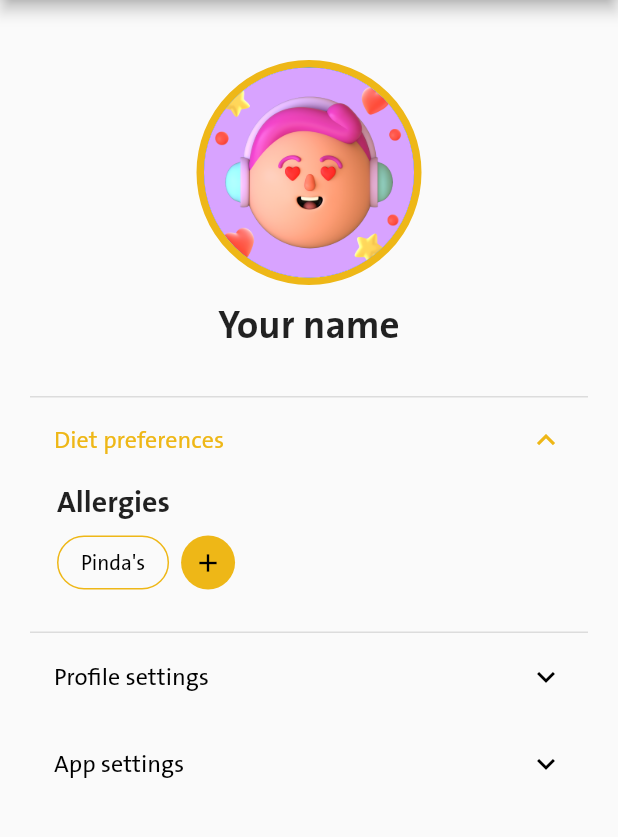
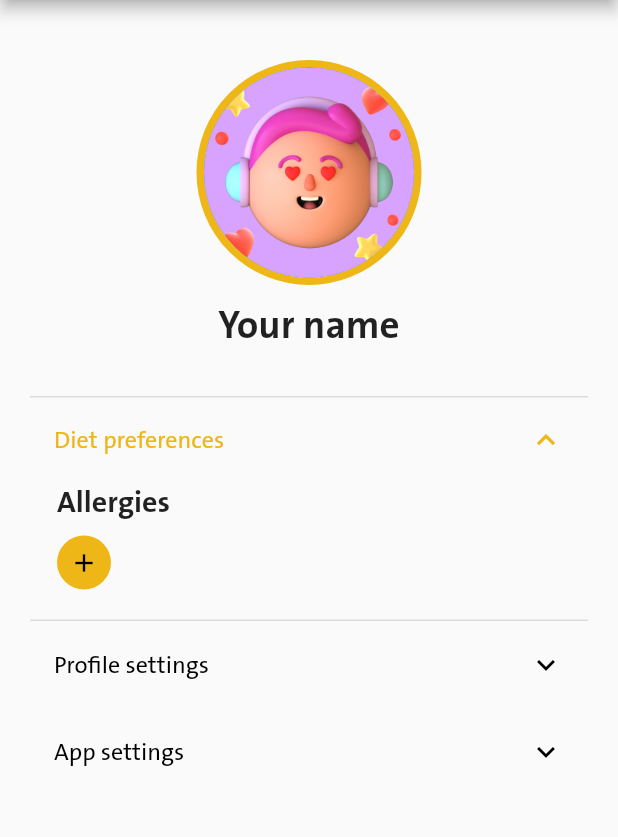
Before and after one commit to EditaAnomaly/S7-ASM-Jumbo-project, a Flutter app: the ProfilePage screen opened directly, after a tap on "Diet preferences", on a phone screen of 412 x 824 dp, the part 84-921 px from its top. Run offline on Flutter 3.47's test engine with Material 2 defaults, Android fonts, the phone set to English and light mode, and no system bars; our stand-ins replace audioplayers, firebase_core, firebase_database, flutter_bloc, sliding_up_panel; missing offline and left inert: arkit_plugin, fast_barcode_scanner, flutter_vibrate; accounts and stored records are empty; statements that could not run were skipped.

Commit message:
Refinements
- Removed "pinda's" from allergens list
- Default value for isActive on PreferenceOption
- Extra height - 40 on iOS devices
- Error handling when product does not exist

```diff
--- a/lib/models/preference_option.dart
+++ b/lib/models/preference_option.dart
@@ -2,5 +2,5 @@ class PreferenceOption {
   late String value;
   late bool isActive;
 
-  PreferenceOption(this.value, this.isActive);
+  PreferenceOption(this.value, {this.isActive = false});
 }
--- a/lib/services/preference.service.dart
+++ b/lib/services/preference.service.dart
@@ -1,20 +1,20 @@
 import 'package:jumbo_app_flutter/models/preference_option.dart';
 
 class PreferenceService {
-  static final List<String> allergens = ["Pinda's"];
+  static final List<String> allergens = [];
 
   static final List<PreferenceOption> options = [
-    PreferenceOption("Pinda's", true),
-    PreferenceOption("Melk", false),
-    PreferenceOption("Cashewnoten", false),
-    PreferenceOption("Tarwe", false),
-    PreferenceOption("Sesam", false),
-    PreferenceOption("Noten", false),
-    PreferenceOption("Mosterd", false),
-    PreferenceOption("Gerst", false),
-    PreferenceOption("Selderij", false),
-    PreferenceOption("Eieren", false),
-    PreferenceOption("Soja", false),
+    PreferenceOption("Pinda's"),
+    PreferenceOption("Melk"),
+    PreferenceOption("Cashewnoten"),
+    PreferenceOption("Tarwe"),
+    PreferenceOption("Sesam"),
+    PreferenceOption("Noten"),
+    PreferenceOption("Mosterd"),
+    PreferenceOption("Gerst"),
+    PreferenceOption("Selderij"),
+    PreferenceOption("Eieren"),
+    PreferenceOption("Soja"),
   ];
 
   setAllergen(String allergen) {
```
Also changed, not shown: lib/pages/basket_page.dart (+24 -11 lines), lib/services/product.service.dart (+12 -7 lines).
